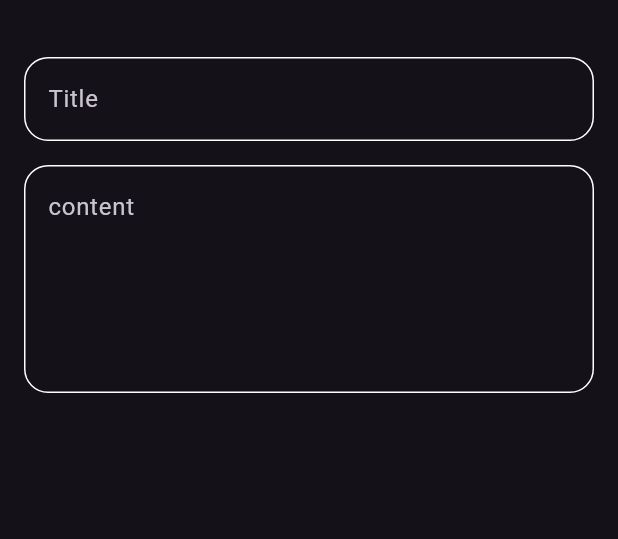
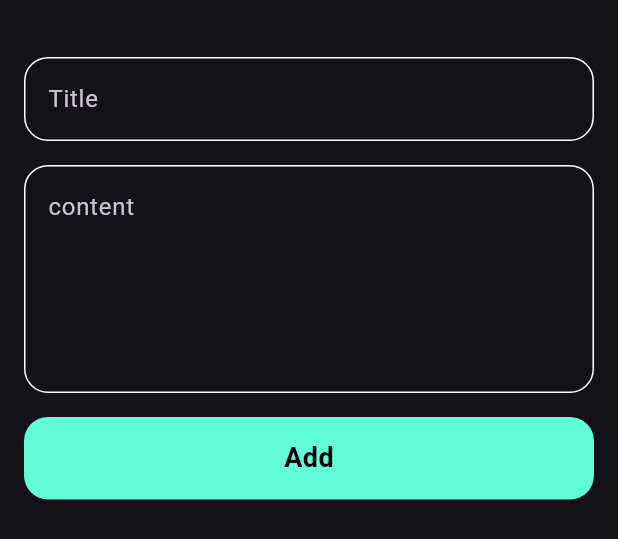
Before and after one commit to yasminamo/Notes-app, a Flutter app: the AddNoteBottomSheet widget shown alone on an empty page, opened directly, on a phone screen of 412 x 824 dp. Shown: the top 539 px of the screen. Run offline on Flutter 3.47's test engine with Material 3 defaults, Android fonts, the phone set to English and light mode, and no system bars.

Commit message:
finish notes bottom sheet

```diff
--- a/lib/views/Widgets/add_note_bottom_sheet.dart
+++ b/lib/views/Widgets/add_note_bottom_sheet.dart
@@ -1,4 +1,6 @@
 import 'package:flutter/material.dart';
+import 'package:note_app/constans.dart';
+import 'package:note_app/views/Widgets/custom_button.dart';
 import 'package:note_app/views/Widgets/custom_text_field.dart';
 
 class AddNoteBottomSheet extends StatelessWidget {
@@ -8,6 +10,7 @@ class AddNoteBottomSheet extends StatelessWidget {
   Widget build(BuildContext context) {
     return const Padding(
       padding: EdgeInsets.symmetric(horizontal: 16),
+      child: SingleChildScrollView(
         child: Column(
           children: [
             SizedBox(
@@ -23,7 +26,15 @@ class AddNoteBottomSheet extends StatelessWidget {
               hint: "content",
               maxlines: 5,
             ),
+            SizedBox(
+              height: 16,
+            ),
+            CustomButton(),
+            SizedBox(
+              height: 16,
+            ),
           ],
+        ),
       ),
     );
   }
--- /dev/null
+++ b/lib/views/Widgets/custom_button.dart
@@ -0,0 +1,25 @@
+import 'package:flutter/material.dart';
+import 'package:note_app/constans.dart';
+
+class CustomButton extends StatelessWidget {
+  const CustomButton({super.key});
+
+  @override
+  Widget build(BuildContext context) {
+    return Container(
+      width: MediaQuery.of(context).size.width,
+      height: 55,
+      decoration: BoxDecoration(
+        color: KprimaryColor,
+        borderRadius: BorderRadius.circular(16),
+      ),
+      child: const Center(
+        child: Text(
+          'Add',
+          style: TextStyle(
+              color: Colors.black, fontSize: 18, fontWeight: FontWeight.bold),
+        ),
+      ),
+    );
+  }
+}
```
Lines whose indentation alone changed are shown as unchanged.
